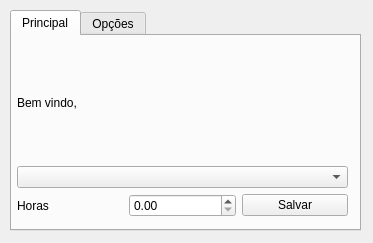
Above: Widget/TimeTracker/mainwidget.ui from inspira/timely before the change. Below: the same form after it.
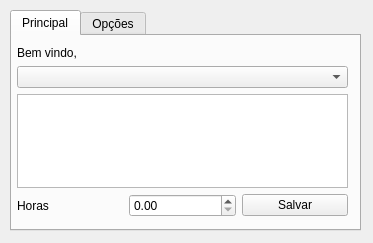
That is the form after the change. Icons and pictures are not drawn.

Commit message: some fixes, ready to test on windows

Diff of the .ui file:
```diff
--- a/Widget/TimeTracker/mainwidget.ui
+++ b/Widget/TimeTracker/mainwidget.ui
@@ -71,6 +71,9 @@
       <item>
        <widget class="QComboBox" name="cmbProjects"/>
       </item>
+      <item>
+       <widget class="QTextEdit" name="txtDescription"/>
+      </item>
       <item>
        <layout class="QHBoxLayout" name="horizontalLayout_2">
         <item>
```
The commit also changes 6 other files.
